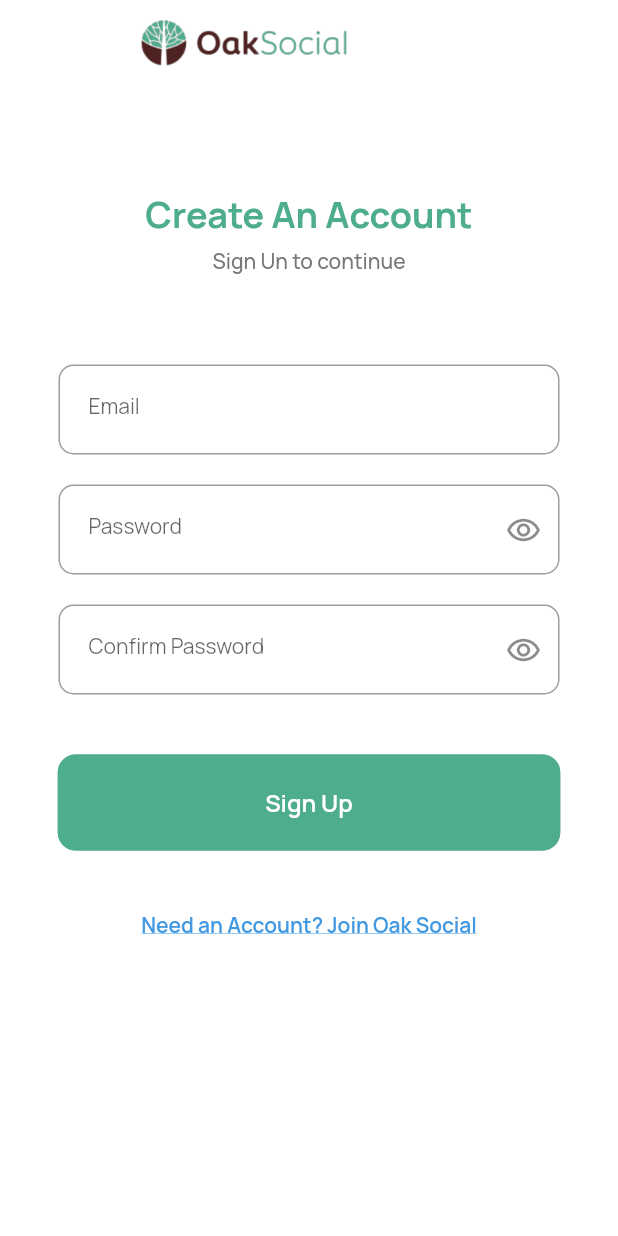
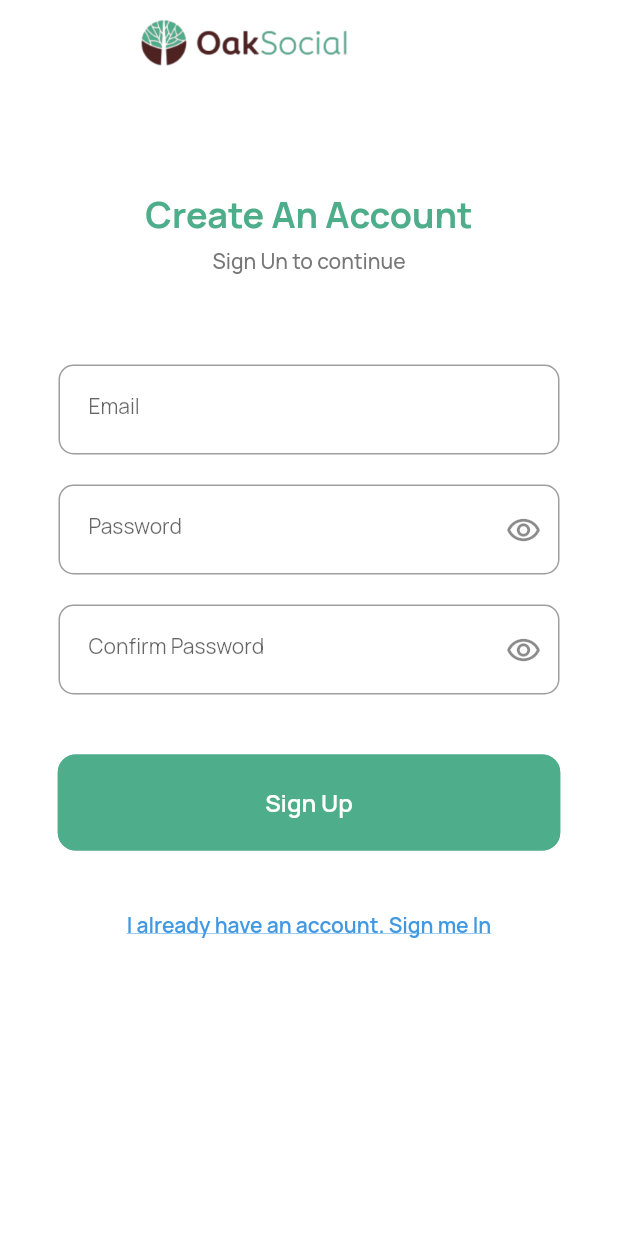
Before and after one commit to cr34t1ve/OakSocial, a Flutter app: the SignUp screen opened by its route, on a phone screen of 412 x 824 dp. Run offline on Flutter 3.47's test engine with Material 2 defaults, Android fonts, the phone set to English and light mode, and no system bars; our stand-ins replace flutter_svg.

Commit message:
navigation added

```diff
--- a/lib/components/pagecontent.dart
+++ b/lib/components/pagecontent.dart
@@ -17,10 +17,10 @@ class PageContent extends StatelessWidget {
         Spacer(),
         SvgPicture.asset(
           image,
-          fit: BoxFit.fitWidth,
+          // fit: BoxFit.fitWidth,
         ),
         SizedBox(
-          height: 62.0,
+          height: 52.0,
         ),
         Row(
           mainAxisAlignment: MainAxisAlignment.center,
@@ -51,7 +51,7 @@ class PageContent extends StatelessWidget {
             ),
           ],
         ),
-        Spacer(),
+        // Spacer(),
       ],
     );
   }
--- a/lib/main.dart
+++ b/lib/main.dart
@@ -11,8 +11,9 @@ import 'package:oak_social/screens/welcome/welcome.dart';
 
 void main() {
   runApp(MaterialApp(
-    home: NavPage(),
+    initialRoute: '/splash',
     debugShowCheckedModeBanner: false,
+    themeMode: ThemeMode.dark,
     routes: {
       '/': (context) => Home(),
       '/splash': (context) => Splash(),
--- a/lib/screens/signup/signup.dart
+++ b/lib/screens/signup/signup.dart
@@ -155,7 +155,9 @@ class _SignUpState extends State<SignUp> {
             ),
             DefaultButton(
               text: 'Sign Up',
-              press: () {},
+              press: () {
+                Navigator.pushNamed(context, '/navpage');
+              },
             ),
             SizedBox(
               height: 40.0,
@@ -163,14 +165,19 @@ class _SignUpState extends State<SignUp> {
             Row(
               mainAxisAlignment: MainAxisAlignment.center,
               children: [
-                Text(
-                  'Need an Account? Join Oak Social',
+                GestureDetector(
+                  onTap: () {
+                    Navigator.popAndPushNamed(context, '/signin');
+                  },
+                  child: Text(
+                    'I already have an account. Sign me In',
                     style: TextStyle(
                         decoration: TextDecoration.underline,
                         color: Color(0xFF4299E1),
                         fontFamily: 'Manrope',
                         fontSize: 14.0,
                         fontWeight: FontWeight.w600),
+                  ),
                 ),
               ],
             ),
--- a/lib/screens/splash.dart
+++ b/lib/screens/splash.dart
@@ -8,6 +8,10 @@ class Splash extends StatefulWidget {
 class _SplashState extends State<Splash> {
   @override
   Widget build(BuildContext context) {
+    //Splash duration
+    Future.delayed(const Duration(seconds: 3), () {
+      Navigator.pushNamed(context, '/onboarding');
+    });
     return Scaffold(
       backgroundColor: Colors.white,
       body: Center(
```
Also changed, not shown: lib/screens/onboarding/onboarding.dart (+8 -4 lines), lib/screens/signin/signin.dart (+15 -3 lines), lib/screens/welcome/welcome.dart (+10 -10 lines). Lines whose indentation alone changed are shown as unchanged.
